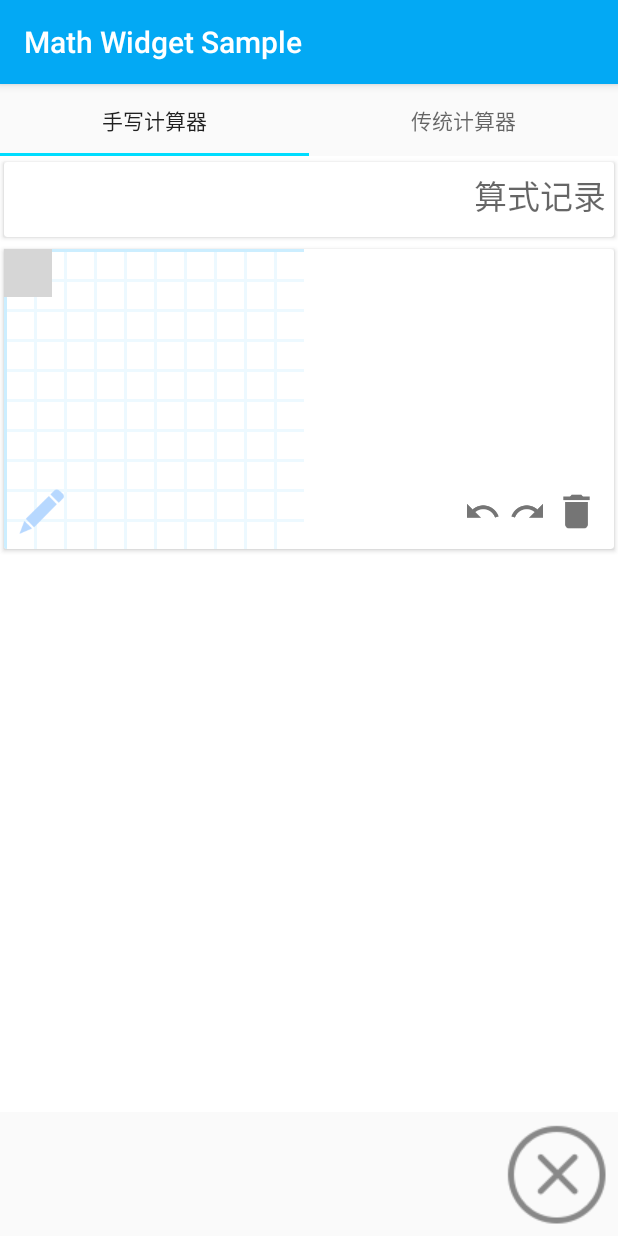
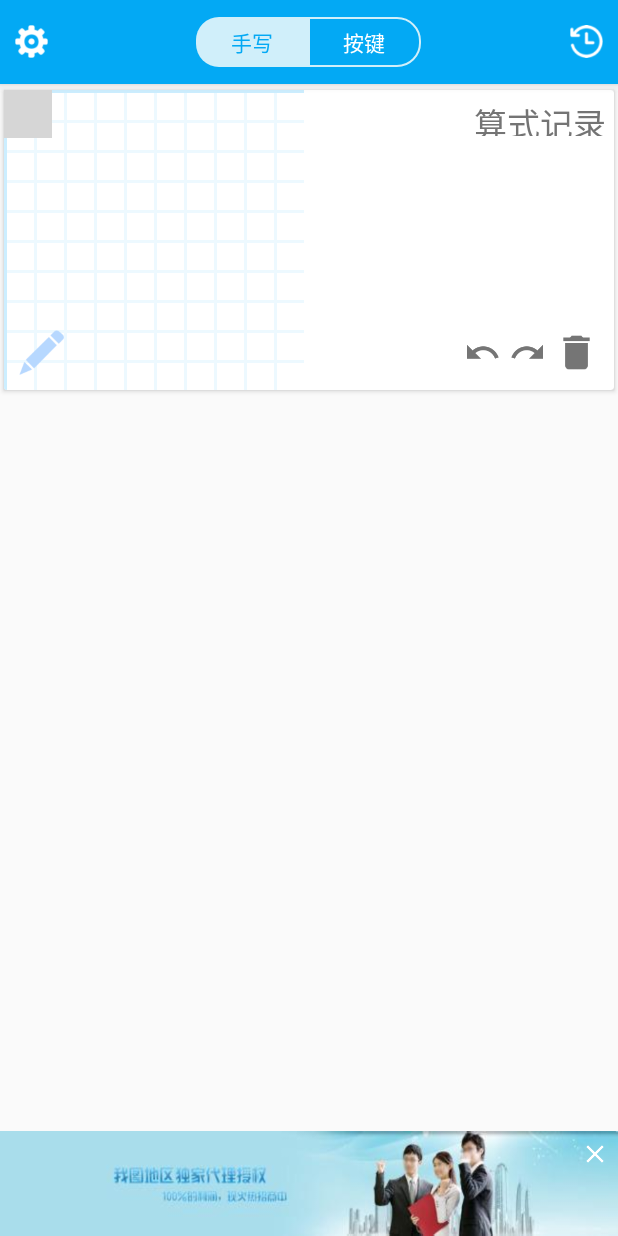
Before and after one commit to heydong/WritingCalaulater, an Android app: the screen it shows after launch (MainActivity), on a phone screen of 412 x 824 dp. Run offline under Robolectric (Android 15) with nearby library versions, the phone set to English and light mode, and no system bars; our stand-ins replace ButterKnife; plain views replace MathWidget; 9 statements that could not run were skipped; grey boxes are pictures that could not be loaded.

Commit message:
ui update

```diff
--- a/MathWidgetSample/src/main/java/com/myscript/atk/math/sample/ui/MainActivity.java
+++ b/MathWidgetSample/src/main/java/com/myscript/atk/math/sample/ui/MainActivity.java
@@ -3,18 +3,29 @@ package com.myscript.atk.math.sample.ui;
 import android.support.v4.app.FragmentManager;
 import android.os.Bundle;
 import android.support.v4.app.Fragment;
+import android.support.v4.app.FragmentTransaction;
 import android.support.v7.app.AppCompatActivity;
 import android.support.v7.widget.Toolbar;
+import android.view.View;
+import android.widget.CompoundButton;
+import android.widget.RadioButton;
+import android.widget.RadioGroup;
+import android.widget.RelativeLayout;
 
 import com.myscript.atk.math.sample.R;
 
 import butterknife.Bind;
 import butterknife.ButterKnife;
+import butterknife.OnClick;
 
 public class MainActivity extends AppCompatActivity {
 
     @Bind(R.id.toolbar)
     Toolbar toolbar;
+    @Bind(R.id.ad_area)
+    RelativeLayout adArea;
+    @Bind(R.id.rg)
+    RadioGroup radioGroup;
 
     @Override
     protected void onCreate(Bundle savedInstanceState) {
@@ -22,8 +33,28 @@ public class MainActivity extends AppCompatActivity {
         setContentView(R.layout.activity_main);
         ButterKnife.bind(this);
         toolbar.setTitle(getResources().getString(R.string.activity_name));
-        Fragment fragment = new TabFragment();
+        Fragment fragment = new WriteFragment();
         FragmentManager fragmentManager = getSupportFragmentManager();
-        fragmentManager.beginTransaction().replace(R.id.main_content, fragment).commit();
+        FragmentTransaction ft = fragmentManager.beginTransaction();
+        ft.replace(R.id.main_content, fragment).commit();
+        radioGroup.setOnCheckedChangeListener(new RadioGroup.OnCheckedChangeListener() {
+            @Override
+            public void onCheckedChanged(RadioGroup radioGroup, int i) {
+                if (i == R.id.rb0) {
+                    Fragment fragment1 = new WriteFragment();
+                    FragmentManager fragmentManager = getSupportFragmentManager();
+                    fragmentManager.beginTransaction().replace(R.id.main_content, fragment1).commit();
+                } else if (i == R.id.rb1) {
+                    Fragment fragment1 = new CalculateFragment();
+                    FragmentManager fragmentManager = getSupportFragmentManager();
+                    fragmentManager.beginTransaction().replace(R.id.main_content, fragment1).commit();
+                }
+            }
+        });
+    }
+
+    @OnClick(R.id.ad_clear)
+    public void adClear() {
+        adArea.setVisibility(View.GONE);
     }
 }
--- a/MathWidgetSample/src/main/java/com/myscript/atk/math/sample/ui/WriteFragment.java
+++ b/MathWidgetSample/src/main/java/com/myscript/atk/math/sample/ui/WriteFragment.java
@@ -112,7 +112,11 @@ public class WriteFragment extends Fragment {
                             height = scrollView.getHeight();
                             RelativeLayout.LayoutParams layoutParams = new RelativeLayout.LayoutParams(width, height);
                             mathWidget.setLayoutParams(layoutParams);
-                            result_view.setText(mathWidget.getResultAsText());
+                            if ("".equals(mathWidget.getResultAsText())) {
+                                result_view.setText("算式记录");
+                            } else {
+                                result_view.setText("计算结果 " + mathWidget.getResultAsText());
+                            }
                         }
                     }
                 }, 1000);
--- /dev/null
+++ b/MathWidgetSample/src/main/res/drawable/rb_bg_01.xml
@@ -0,0 +1,5 @@
+<?xml version="1.0" encoding="utf-8"?>
+<selector xmlns:android="http://schemas.android.com/apk/res/android" >
+    <item android:state_checked="true" android:drawable="@drawable/rb_bg_01t"></item>
+    <item android:state_checked="false" android:drawable="@drawable/rb_bg_01f"></item>
+</selector>
--- /dev/null
+++ b/MathWidgetSample/src/main/res/drawable/rb_bg_01f.xml
@@ -0,0 +1,10 @@
+<?xml version="1.0" encoding="utf-8"?>
+<shape xmlns:android="http://schemas.android.com/apk/res/android" >
+
+    <solid android:color="@color/colorPrimary"/>
+
+    <corners android:topLeftRadius="15dip" android:bottomLeftRadius="15dip"/>
+
+    <stroke android:width="1dip" android:color="@color/white_drak"/>
+
+</shape>
--- /dev/null
+++ b/MathWidgetSample/src/main/res/drawable/rb_bg_01t.xml
@@ -0,0 +1,8 @@
+<?xml version="1.0" encoding="utf-8"?>
+<shape xmlns:android="http://schemas.android.com/apk/res/android" >
+
+    <solid android:color="@color/white_drak"/>
+
+    <corners android:topLeftRadius="15dip" android:bottomLeftRadius="15dip"/>
+
+</shape>
--- /dev/null
+++ b/MathWidgetSample/src/main/res/drawable/rb_bg_02.xml
@@ -0,0 +1,5 @@
+<?xml version="1.0" encoding="utf-8"?>
+<selector xmlns:android="http://schemas.android.com/apk/res/android" >
+    <item android:state_checked="true" android:drawable="@drawable/rb_bg_02t"></item>
+    <item android:state_checked="false" android:drawable="@drawable/rb_bg_02f"></item>
+</selector>
--- /dev/null
+++ b/MathWidgetSample/src/main/res/drawable/rb_bg_02f.xml
@@ -0,0 +1,10 @@
+<?xml version="1.0" encoding="utf-8"?>
+<shape xmlns:android="http://schemas.android.com/apk/res/android" >
+
+    <solid android:color="@color/colorPrimary"/>
+
+    <corners android:topRightRadius="15dip" android:bottomRightRadius="15dip"/>
+
+    <stroke android:width="1dip" android:color="@color/white_drak"/>
+
+</shape>
--- /dev/null
+++ b/MathWidgetSample/src/main/res/drawable/rb_bg_02t.xml
@@ -0,0 +1,8 @@
+<?xml version="1.0" encoding="utf-8"?>
+<shape xmlns:android="http://schemas.android.com/apk/res/android" >
+
+    <solid android:color="@color/white_drak"/>
+
+    <corners android:topRightRadius="15dip" android:bottomRightRadius="15dip"/>
+
+</shape>
--- /dev/null
+++ b/MathWidgetSample/src/main/res/drawable/title_text_sel.xml
@@ -0,0 +1,5 @@
+<?xml version="1.0" encoding="utf-8"?>
+<selector xmlns:android="http://schemas.android.com/apk/res/android">
+    <item android:state_checked="true" android:color="@color/colorPrimary"/>
+    <item android:state_checked="false" android:color="@color/white"/>
+</selector>
--- a/MathWidgetSample/src/main/res/layout/activity_main.xml
+++ b/MathWidgetSample/src/main/res/layout/activity_main.xml
@@ -18,14 +18,15 @@
             android:layout_alignParentTop="true"
             android:theme="@style/AppTheme.AppBarOverlay">
 
-            <android.support.v7.widget.Toolbar
-                android:id="@+id/toolbar"
-                android:layout_width="match_parent"
-                android:layout_height="?attr/actionBarSize"
-                android:background="?attr/colorPrimary"
-                app:popupTheme="@style/AppTheme.PopupOverlay">
+            <include layout="@layout/app_bar"/>
+            <!--<android.support.v7.widget.Toolbar-->
+                <!--android:id="@+id/toolbar"-->
+                <!--android:layout_width="match_parent"-->
+                <!--android:layout_height="?attr/actionBarSize"-->
+                <!--android:background="?attr/colorPrimary"-->
+                <!--app:popupTheme="@style/AppTheme.PopupOverlay">-->
 
-            </android.support.v7.widget.Toolbar>
+            <!--</android.support.v7.widget.Toolbar>-->
 
         </android.support.design.widget.AppBarLayout>
 
@@ -44,15 +45,20 @@
 
             <ImageView
                 android:layout_width="match_parent"
-                android:layout_height="wrap_content" />
+                android:layout_height="70dp"
+                android:adjustViewBounds="true"
+                android:scaleType="fitXY"
+                android:src="@drawable/ad"/>
 
             <ImageView
-                android:layout_width="wrap_content"
-                android:layout_height="wrap_content"
+                android:id="@+id/ad_clear"
+                android:layout_width="20dp"
+                android:layout_height="20dp"
                 android:layout_alignParentRight="true"
+                android:layout_alignParentTop="true"
                 android:layout_centerVertical="true"
-                android:padding="5dp"
-                android:src="@drawable/delete_ad" />
+                android:layout_margin="5dp"
+                android:src="@drawable/ic_action_clear" />
         </RelativeLayout>
 
     </RelativeLayout>
--- /dev/null
+++ b/MathWidgetSample/src/main/res/layout/app_bar.xml
@@ -0,0 +1,76 @@
+<android.support.v7.widget.Toolbar xmlns:android="http://schemas.android.com/apk/res/android"
+    xmlns:app="http://schemas.android.com/apk/res-auto"
+    android:id="@+id/toolbar"
+    android:layout_width="match_parent"
+    android:layout_height="?attr/actionBarSize"
+    app:contentInsetLeft="0dp"
+    app:contentInsetStart="0dp"
+    app:popupTheme="@style/AppTheme.PopupOverlay">
+
+    <RelativeLayout
+        android:layout_width="match_parent"
+        android:layout_height="match_parent"
+        android:gravity="center">
+
+        <RelativeLayout
+            android:layout_width="match_parent"
+            android:layout_height="wrap_content"
+            android:background="@color/colorPrimary"
+            android:gravity="center">
+
+            <ImageView
+                android:id="@+id/setting"
+                android:layout_width="22dp"
+                android:layout_height="22dp"
+                android:layout_alignParentLeft="true"
+                android:layout_centerVertical="true"
+                android:layout_marginLeft="10dp"
+                android:src="@drawable/setting" />
+
+            <RadioGroup
+                android:id="@+id/rg"
+                android:layout_width="150dp"
+                android:layout_height="wrap_content"
+                android:layout_centerInParent="true"
+                android:layout_margin="10dp"
+                android:orientation="horizontal">
+
+                <RadioButton
+                    android:id="@+id/rb0"
+                    android:layout_width="0dip"
+                    android:layout_height="wrap_content"
+                    android:layout_weight="1"
+                    android:background="@drawable/rb_bg_01"
+                    android:button="@null"
+                    android:checked="true"
+                    android:gravity="center"
+                    android:paddingBottom="6dip"
+                    android:paddingTop="6dip"
+                    android:text="手写"
+                    android:textColor="@drawable/title_text_sel" />
+
+                <RadioButton
+                    android:id="@+id/rb1"
+                    android:layout_width="0dip"
+                    android:layout_height="wrap_content"
+                    android:layout_weight="1"
+                    android:background="@drawable/rb_bg_02"
+                    android:button="@null"
+                    android:gravity="center"
+                    android:paddingBottom="6dip"
+                    android:paddingTop="6dip"
+                    android:text="按键"
+                    android:textColor="@drawable/title_text_sel" />
+            </RadioGroup>
+
+            <ImageView
+                android:id="@+id/history"
+                android:layout_width="22dp"
+                android:layout_height="22dp"
+                android:layout_marginRight="10dp"
+                android:layout_alignParentRight="true"
+                android:layout_centerVertical="true"
+                android:src="@drawable/history" />
+        </RelativeLayout>
+    </RelativeLayout>
+</android.support.v7.widget.Toolbar>
--- a/MathWidgetSample/src/main/res/layout/main_write.xml
+++ b/MathWidgetSample/src/main/res/layout/main_write.xml
@@ -5,27 +5,8 @@
     android:layout_height="match_parent">
 
     <android.support.v7.widget.CardView xmlns:card_view="http://schemas.android.com/apk/res-auto"
-        android:id="@+id/result_card"
         android:layout_width="match_parent"
         android:layout_height="wrap_content"
-        android:clickable="true"
-        card_view:cardUseCompatPadding="true">
-
-        <TextView
-            android:id="@+id/result_view"
-            android:layout_width="match_parent"
-            android:layout_height="50dp"
-            android:layout_alignParentTop="true"
-            android:gravity="right"
-            android:hint="算式记录"
-            android:padding="5dp"
-            android:textAppearance="?android:attr/textAppearanceLarge" />
-    </android.support.v7.widget.CardView>
-
-    <android.support.v7.widget.CardView xmlns:card_view="http://schemas.android.com/apk/res-auto"
-        android:layout_width="match_parent"
-        android:layout_height="wrap_content"
-        android:layout_below="@+id/result_card"
         android:clickable="true"
         card_view:cardUseCompatPadding="true">
 
@@ -53,6 +34,17 @@
                 </RelativeLayout>
             </com.myscript.atk.math.sample.widget.MyHorizontalScrollView>
         </com.myscript.atk.math.sample.widget.MyScrollView>
+
+        <TextView
+            android:id="@+id/result_view"
+            android:layout_width="wrap_content"
+            android:layout_height="25dp"
+            android:layout_gravity="right"
+            android:gravity="right"
+            android:layout_margin="5dp"
+            android:textColor="@color/textLight"
+            android:text="算式记录"
+            android:textAppearance="?android:attr/textAppearanceLarge" />
 
         <RelativeLayout
             android:id="@+id/options"
@@ -87,8 +79,8 @@
                 android:id="@+id/action_undo"
                 android:layout_width="30dp"
                 android:layout_height="30dp"
+                android:layout_toLeftOf="@+id/action_redo"
                 android:paddingRight="5dp"
-                android:layout_toLeftOf="@+id/action_redo"
                 android:src="@drawable/ic_action_undo" />
         </RelativeLayout>
     </android.support.v7.widget.CardView>
--- a/MathWidgetSample/src/main/res/values/colors.xml
+++ b/MathWidgetSample/src/main/res/values/colors.xml
@@ -1,8 +1,10 @@
 <?xml version="1.0" encoding="utf-8"?>
 <resources>
   <color name="colorPrimary">#03a9f4</color>
-  <color name="colorPrimaryDark">#e64a19</color>
-  <color name="colorAccent">#ff4081</color>
+  <color name="colorPrimaryDark">#ff0099cc</color>
+  <color name="colorAccent">#ff00ddff</color>
   <color name="background">#E8E8E0</color>
-
+  <color name="white_drak">#D0EFFA</color>
+  <color name="white">#FFFFFF</color>
+  <color name="textLight">#FF747474</color>
 </resources>
```
Also changed, not shown: MathWidgetSample/src/main/res/drawable/ad.jpg (added), MathWidgetSample/src/main/res/drawable/ad.png (deleted), MathWidgetSample/src/main/res/drawable/history.png (added), MathWidgetSample/src/main/res/drawable/ic_action_clear.png (added), MathWidgetSample/src/main/res/drawable/repeat_bg.xml (line endings or trailing spaces), MathWidgetSample/src/main/res/drawable/setting.png (added), 3 other files.
